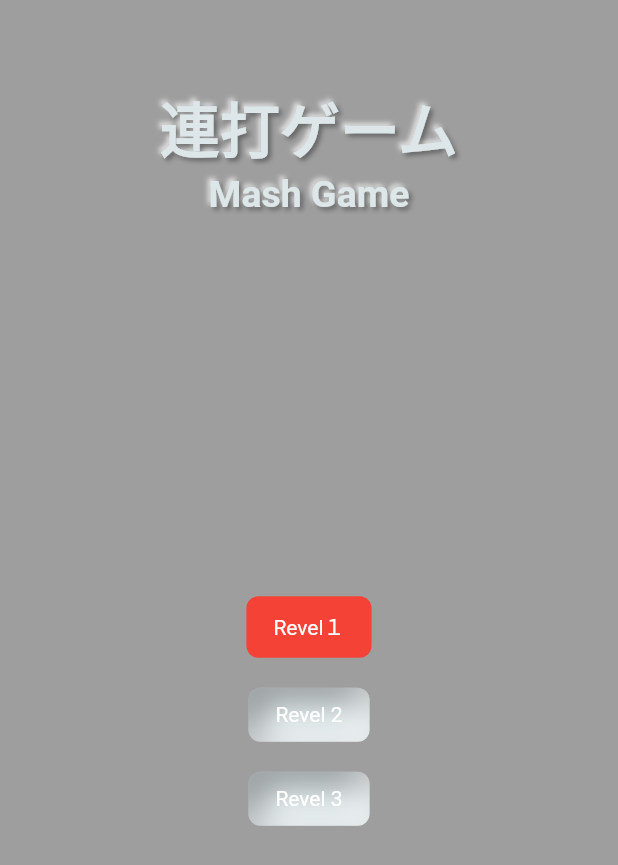
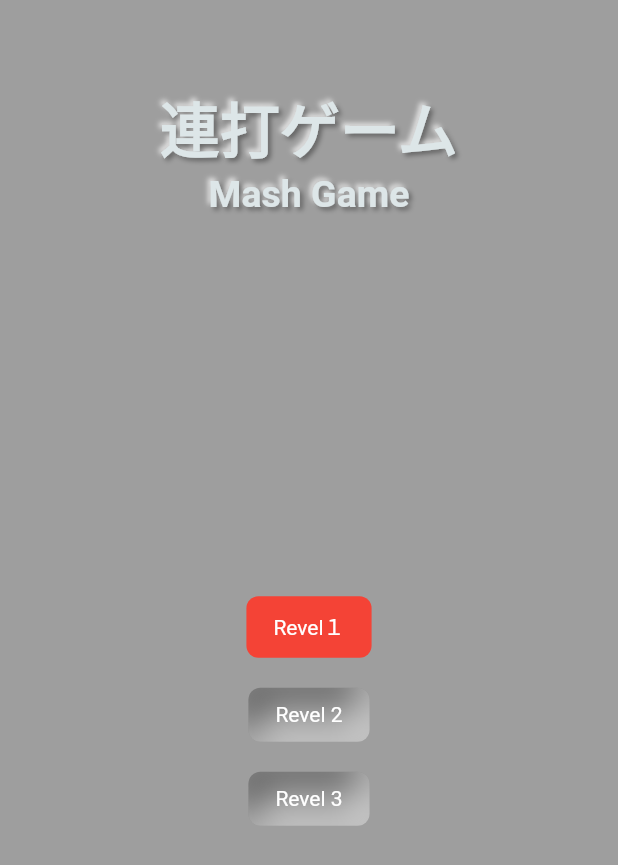
Before and after one commit to iseruuuuu/tap_game_app, a Flutter app: the screen it shows after launch, after a tap on "Revel 2", on a phone screen of 412 x 824 dp. Shown: the top 865 px of the screen. Run offline on Flutter 3.47's test engine with Material 2 defaults, Android fonts, the phone set to English and light mode, and no system bars; drawn by our look-alikes of flutter_neumorphic; our stand-ins replace get, shared_preferences; missing offline and left inert: enum_to_string.

Commit message:
add: クリアしないと解放されないようにした

```diff
--- a/lib/preference/share_preferenced.dart
+++ b/lib/preference/share_preferenced.dart
@@ -7,7 +7,7 @@ enum PreferenceKey {
   //Revel2
   level2,
   //Revel１
-
+  level3,
   //Revel１
 
 }
--- a/lib/screen/home/home_screen.dart
+++ b/lib/screen/home/home_screen.dart
@@ -34,11 +34,14 @@ class HomeScreen extends StatelessWidget {
             ),
             const Spacer(),
             NeumorphicButton(
-              style: const NeumorphicStyle(
+              style: NeumorphicStyle(
                 depth: 0,
-                color: Colors.red,
+                //color: Colors.red,
+                color: controller.level1.value ? Colors.red : Colors.white,
               ),
-              onPressed: () {},
+              onPressed: () {
+                controller.level1.value ? controller.onTapGameStart() : null;
+              },
               child: const Text(
                 'Revel１',
                 style: TextStyle(
@@ -48,10 +51,13 @@ class HomeScreen extends StatelessWidget {
             ),
             const SizedBox(height: 20),
             NeumorphicButton(
-              style: const NeumorphicStyle(
+              style: NeumorphicStyle(
                 depth: -20,
+                color: controller.level2.value ? Colors.red : Colors.grey,
               ),
-              onPressed: () {},
+              onPressed: () {
+                controller.level2.value ? controller.onTapGameStart() : null;
+              },
               child: const Text(
                 'Revel 2',
                 style: TextStyle(
@@ -61,10 +67,13 @@ class HomeScreen extends StatelessWidget {
             ),
             const SizedBox(height: 20),
             NeumorphicButton(
-              style: const NeumorphicStyle(
+              style: NeumorphicStyle(
                 depth: -20,
+                color: controller.level3.value ? Colors.red : Colors.grey,
               ),
-              onPressed: () {},
+              onPressed: () {
+                controller.level3.value ? controller.onTapGameStart() : null;
+              },
               child: const Text(
                 'Revel 3',
                 style: TextStyle(
--- a/lib/screen/home/home_screen_controller.dart
+++ b/lib/screen/home/home_screen_controller.dart
@@ -1,8 +1,25 @@
 import 'package:get/get.dart';
 import 'package:tap_game_app/screen/game/game_screen.dart';
+import 'package:tap_game_app/preference/share_preferenced.dart';
 
 class HomeScreenController extends GetxController {
+  var level1 = true.obs;
+  var level2 = false.obs;
+  var level3 = false.obs;
 
+  @override
+  void onInit() {
+    super.onInit();
+    sharedPreference();
+  }
+
+  void sharedPreference() async {
+    var stage2 = await Preference().getBool(PreferenceKey.level2);
+    level2.value = stage2;
+
+    level3.value = await Preference().getBool(PreferenceKey.level3);
+
+  }
 
   onTapGameStart() {
     Get.to(() => const GameScreen());
```
Also changed, not shown: 3 other files.
